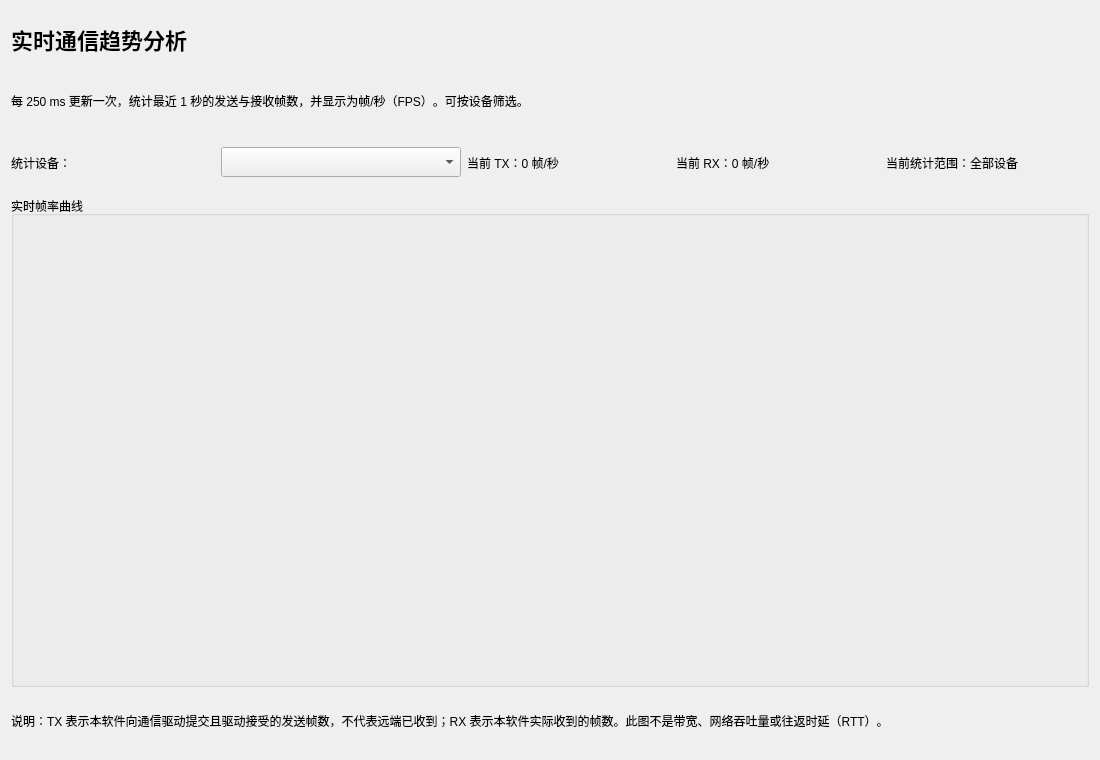
Before: the Qt Designer form src/pages/TrendPage.ui in niudamei/IndustrialHub, drawn with Qt 5.
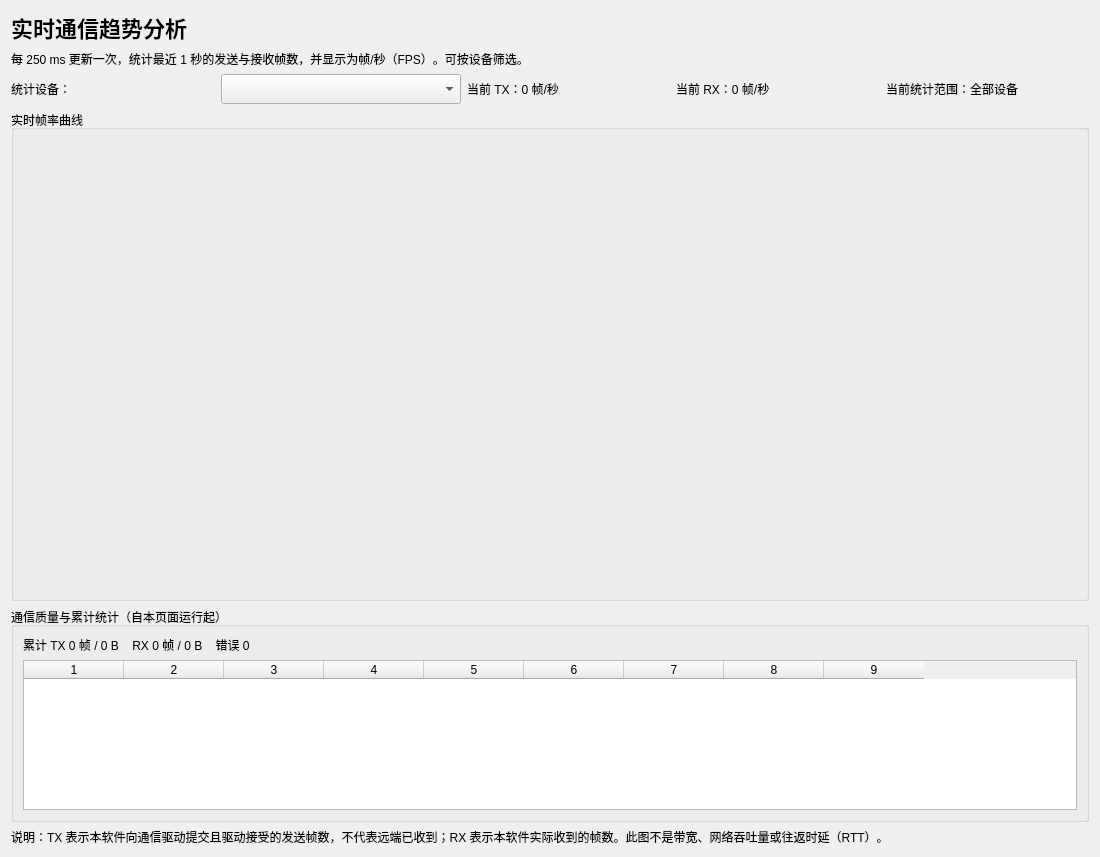
After: the same form once the commit is applied.

Commit message: Add communication quality statistics table

```diff
--- a/src/pages/TrendPage.ui
+++ b/src/pages/TrendPage.ui
@@ -38,6 +38,21 @@
      </layout>
     </widget>
    </item>
+   <item>
+    <widget class="QGroupBox" name="analysisGroup">
+     <property name="title"><string>通信质量与累计统计（自本页面运行起）</string></property>
+     <layout class="QVBoxLayout" name="analysisLayout">
+      <item><widget class="QLabel" name="analysisSummaryLabel"><property name="text"><string>累计 TX 0 帧 / 0 B    RX 0 帧 / 0 B    错误 0</string></property></widget></item>
+      <item>
+       <widget class="QTableWidget" name="analysisTable">
+        <property name="minimumSize"><size><width>0</width><height>150</height></size></property>
+        <property name="rowCount"><number>0</number></property>
+        <property name="columnCount"><number>9</number></property>
+       </widget>
+      </item>
+     </layout>
+    </widget>
+   </item>
    <item>
     <widget class="QLabel" name="noteLabel">
      <property name="text"><string>说明：TX 表示本软件向通信驱动提交且驱动接受的发送帧数，不代表远端已收到；RX 表示本软件实际收到的帧数。此图不是带宽、网络吞吐量或往返时延（RTT）。</string></property>
```
